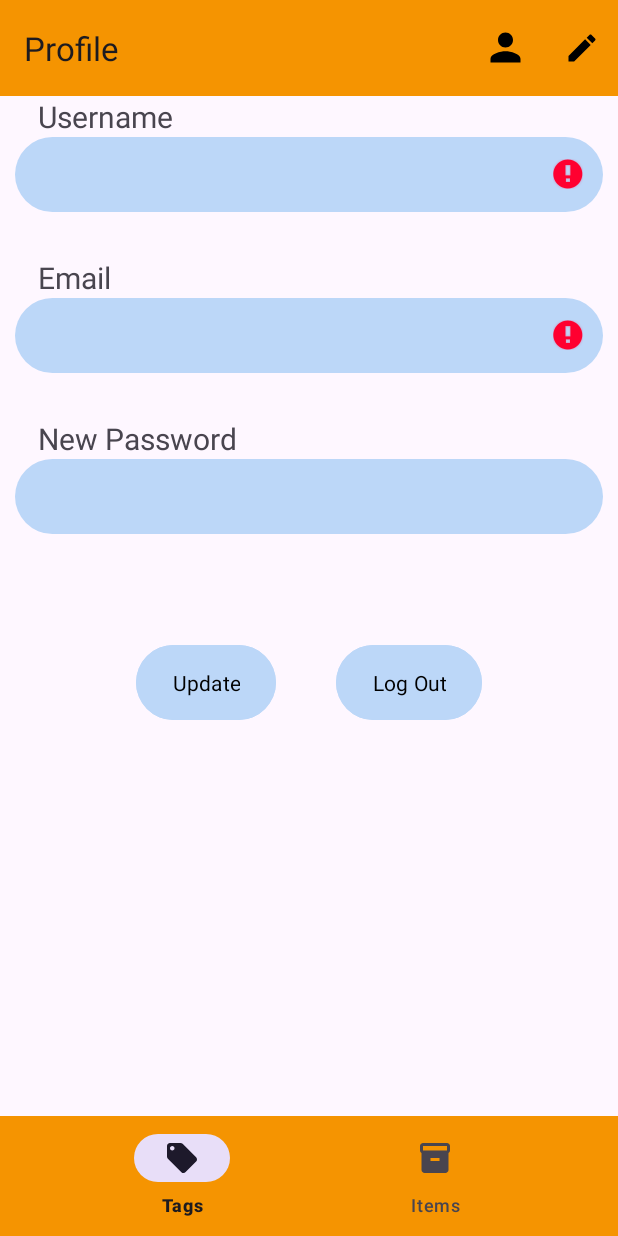
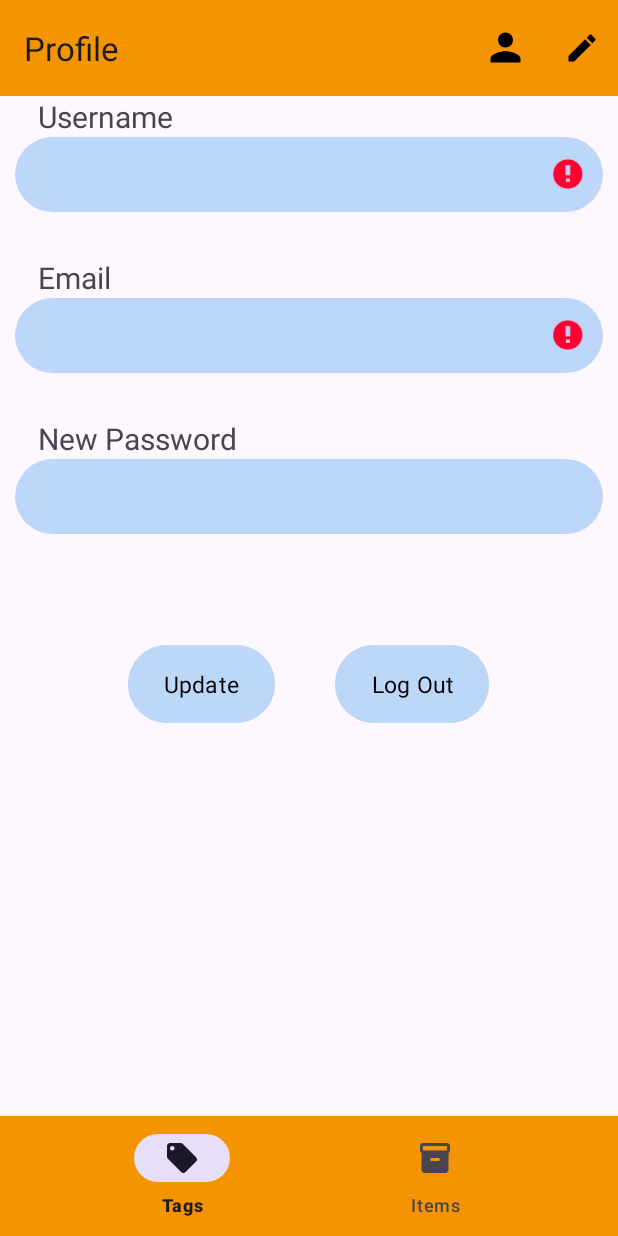
Before and after one commit to CMPUT301F23T21/EZVault, an Android app: the ProfileFragment screen opened through its navigation route, on a phone screen of 412 x 824 dp. Run offline under Robolectric (Android 15) with nearby library versions, the phone set to English and light mode, and no system bars; our stand-ins replace Dagger/Hilt's generated code, Firebase (no records; nobody signed in at launch, a user with empty details on screens opened directly), navigation-ui; Roboto replaces fonts that are not available here; 1 statement that could not run was skipped.

Commit message:
Small UI changes

```diff
--- a/app/src/main/java/com/example/ezvault/view/MainActivity.java
+++ b/app/src/main/java/com/example/ezvault/view/MainActivity.java
@@ -78,7 +78,6 @@ public class MainActivity extends AppCompatActivity{
 
                 if (destination == R.id.addItemFragment
                         || destination == R.id.filterFragment
-                        || destination == R.id.cameraFragment
                         || destination == R.id.editItemDetails
                         || destination == R.id.viewItemFragment) {
 
@@ -90,7 +89,8 @@ public class MainActivity extends AppCompatActivity{
                 // Hide both nav bars in following fragments
                 } else if (navDestination.getId() == R.id.welcomeFragment
                         || navDestination.getId() == R.id.loginFragment
-                        || navDestination.getId() == R.id.newUserFragment){
+                        || navDestination.getId() == R.id.newUserFragment
+                        || destination == R.id.cameraFragment){
 
                     bottomNavView.setVisibility(View.GONE);
                     toolbar.setVisibility(View.GONE);
--- a/app/src/main/res/layout/fragment_profile.xml
+++ b/app/src/main/res/layout/fragment_profile.xml
@@ -88,6 +88,7 @@
             android:fontFamily="@font/fredoka_one"
             android:paddingVertical="15dp"
             android:layout_marginEnd="20dp"
+            android:textSize="15sp"
             />
 
 
@@ -103,6 +104,7 @@
             android:fontFamily="@font/fredoka_one"
             android:paddingVertical="15dp"
             android:layout_marginStart="20dp"
+            android:textSize="15sp"
             />
     </LinearLayout>
 
```
